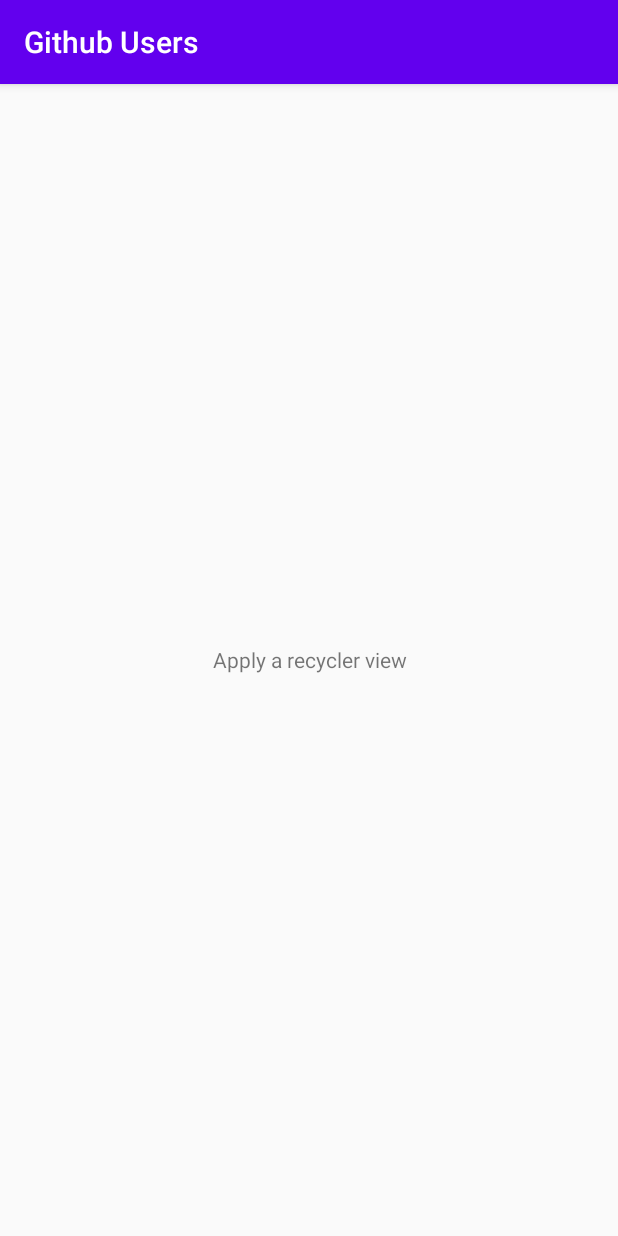
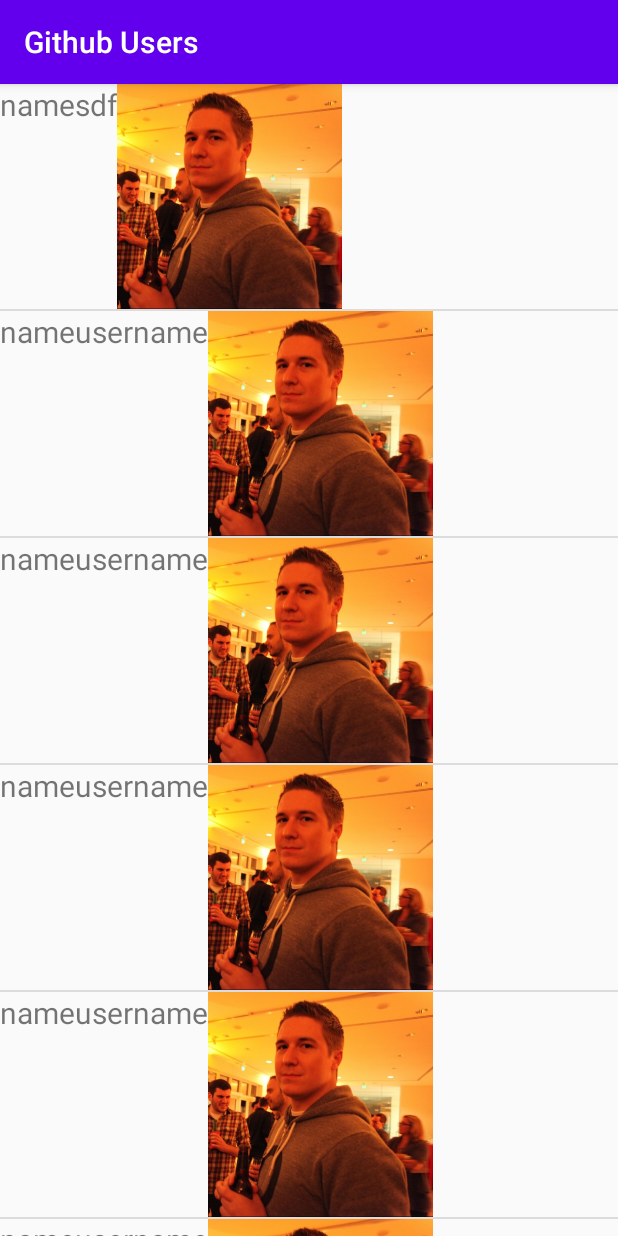
Before and after one commit to arifikhsan/FundamentalAndroidGithubUsers, an Android app: the screen it shows after launch (MainActivity), on a phone screen of 412 x 824 dp. Run offline under Robolectric (Android 15) with nearby library versions, the phone set to English and light mode, and no system bars.

Commit message:
list item running

```diff
--- a/app/src/main/AndroidManifest.xml
+++ b/app/src/main/AndroidManifest.xml
@@ -9,9 +9,9 @@
         android:roundIcon="@mipmap/ic_launcher_round"
         android:supportsRtl="true"
         android:theme="@style/AppTheme">
-        <activity android:name=".DetailActivity"></activity>
+        <activity android:name="com.example.fundamentalandroidgithubusers.screen.detail.DetailActivity"></activity>
         <activity
-            android:name=".MainActivity"
+            android:name=".screen.home.MainActivity"
             android:label="@string/app_name">
             <intent-filter>
                 <action android:name="android.intent.action.MAIN" />
--- a/app/src/main/java/com/example/fundamentalandroidgithubusers/GitHubUserAdapter.kt
+++ /dev/null
@@ -1,3 +0,0 @@
-package com.example.fundamentalandroidgithubusers
-
-class GitHubUserAdapter {}
--- a/app/src/main/java/com/example/fundamentalandroidgithubusers/MainActivity.kt
+++ /dev/null
@@ -1,14 +0,0 @@
-package com.example.fundamentalandroidgithubusers
-
-import android.os.Bundle
-import androidx.appcompat.app.AppCompatActivity
-import kotlinx.android.synthetic.main.activity_main.*
-
-class MainActivity : AppCompatActivity() {
-    override fun onCreate(savedInstanceState: Bundle?) {
-        super.onCreate(savedInstanceState)
-        setContentView(R.layout.activity_main)
-
-        textView.text = getString(R.string.message)
-    }
-}
--- /dev/null
+++ b/app/src/main/java/com/example/fundamentalandroidgithubusers/UserRepository.kt
@@ -0,0 +1,20 @@
+package com.example.fundamentalandroidgithubusers
+
+import com.example.fundamentalandroidgithubusers.model.GitHubUser
+
+class UserRepository {
+    public fun getUsers(): ArrayList<GitHubUser> {
+        return arrayListOf(
+            GitHubUser("sdf", "name", "avatar", "company", "location", 12, 23, 34),
+            GitHubUser("username", "name", "avatar", "company", "location", 12, 23, 34),
+            GitHubUser("username", "name", "avatar", "company", "location", 12, 23, 34),
+            GitHubUser("username", "name", "avatar", "company", "location", 12, 23, 34),
+            GitHubUser("username", "name", "avatar", "company", "location", 12, 23, 34),
+            GitHubUser("username", "name", "avatar", "company", "location", 12, 23, 34),
+            GitHubUser("username", "name", "avatar", "company", "location", 12, 23, 34),
+            GitHubUser("username", "name", "avatar", "company", "location", 12, 23, 34),
+            GitHubUser("username", "name", "avatar", "company", "location", 12, 23, 34),
+            GitHubUser("username", "name", "avatar", "company", "location", 12, 23, 34),
+        )
+    }
+}
--- a/app/src/main/java/com/example/fundamentalandroidgithubusers/GitHubUser.kt
+++ b/app/src/main/java/com/example/fundamentalandroidgithubusers/model/GitHubUser.kt
@@ -1,4 +1,4 @@
-package com.example.fundamentalandroidgithubusers
+package com.example.fundamentalandroidgithubusers.model
 
 data class GitHubUser(
     val username: String,
--- a/app/src/main/java/com/example/fundamentalandroidgithubusers/DetailActivity.kt
+++ b/app/src/main/java/com/example/fundamentalandroidgithubusers/screen/detail/DetailActivity.kt
@@ -1,7 +1,8 @@
-package com.example.fundamentalandroidgithubusers
+package com.example.fundamentalandroidgithubusers.screen.detail
 
 import androidx.appcompat.app.AppCompatActivity
 import android.os.Bundle
+import com.example.fundamentalandroidgithubusers.R
 
 class DetailActivity : AppCompatActivity() {
     override fun onCreate(savedInstanceState: Bundle?) {
--- /dev/null
+++ b/app/src/main/java/com/example/fundamentalandroidgithubusers/screen/home/GitHubUserAdapter.kt
@@ -0,0 +1,52 @@
+package com.example.fundamentalandroidgithubusers.screen.home
+
+import android.content.Context
+import android.view.LayoutInflater
+import android.view.View
+import android.view.ViewGroup
+import android.widget.BaseAdapter
+import android.widget.ImageView
+import android.widget.TextView
+import com.example.fundamentalandroidgithubusers.R
+import com.example.fundamentalandroidgithubusers.model.GitHubUser
+
+class GitHubUserAdapter internal constructor(private val context: Context) : BaseAdapter() {
+    internal var users = arrayListOf<GitHubUser>()
+
+    override fun getCount(): Int = users.size
+
+    override fun getItem(position: Int): Any = users[position]
+
+    override fun getItemId(position: Int): Long = position.toLong()
+
+    override fun getView(position: Int, convertView: View?, parent: ViewGroup?): View {
+        var itemView = convertView
+        if (itemView == null) {
+            itemView = LayoutInflater.from(context).inflate(R.layout.user_list_item, parent, false)
+        }
+
+        val viewHolder = ViewHolder(itemView as View)
+
+        val user = getItem(position) as GitHubUser
+        viewHolder.bind(user)
+        return itemView
+    }
+
+    private inner class ViewHolder internal constructor(view: View) {
+        private val textName: TextView = view.findViewById(R.id.text_name)
+        private val textUsername: TextView = view.findViewById(R.id.text_username)
+        private val imageAvatar: ImageView = view.findViewById(R.id.image_avatar)
+
+        internal fun bind(user: GitHubUser) {
+            textName.text = user.name
+            textUsername.text = user.username
+            imageAvatar.setImageResource(
+                context.resources.getIdentifier(
+                    "user1",
+                    "drawable",
+                    context.packageName
+                )
+            )
+        }
+    }
+}
--- /dev/null
+++ b/app/src/main/java/com/example/fundamentalandroidgithubusers/screen/home/MainActivity.kt
@@ -0,0 +1,30 @@
+package com.example.fundamentalandroidgithubusers.screen.home
+
+import android.os.Bundle
+import android.util.Log
+import android.widget.ListView
+import androidx.appcompat.app.AppCompatActivity
+import com.example.fundamentalandroidgithubusers.R
+import com.example.fundamentalandroidgithubusers.UserRepository
+
+class MainActivity : AppCompatActivity() {
+
+    private val names = arrayOf("aa", "bb", "cc")
+    private val repository: UserRepository = UserRepository()
+    private lateinit var adapter: GitHubUserAdapter
+
+    companion object {
+        const val TAG = "MainActivity"
+    }
+
+    override fun onCreate(savedInstanceState: Bundle?) {
+        super.onCreate(savedInstanceState)
+        setContentView(R.layout.activity_main)
+
+        val listView = findViewById<ListView>(R.id.list_users)
+        adapter = GitHubUserAdapter(this)
+        listView.adapter = adapter
+        adapter.users = repository.getUsers()
+    }
+
+}
--- a/app/src/main/res/layout/activity_detail.xml
+++ b/app/src/main/res/layout/activity_detail.xml
@@ -4,7 +4,19 @@
     xmlns:tools="http://schemas.android.com/tools"
     android:layout_width="match_parent"
     android:layout_height="match_parent"
-    tools:context=".DetailActivity">
+    tools:context=".screen.detail.DetailActivity">
+
+    <ImageView
+        android:id="@+id/image_avatar"
+        android:layout_width="wrap_content"
+        android:layout_height="wrap_content"
+        android:layout_marginTop="32dp"
+        android:contentDescription="@string/app_name"
+        android:scaleType="center"
+        app:layout_constraintEnd_toEndOf="parent"
+        app:layout_constraintStart_toStartOf="parent"
+        app:layout_constraintTop_toTopOf="parent"
+        tools:srcCompat="@tools:sample/avatars" />
 
     <TextView
         android:id="@+id/text_name"
@@ -14,7 +26,19 @@
         app:layout_constraintBottom_toBottomOf="parent"
         app:layout_constraintEnd_toEndOf="parent"
         app:layout_constraintStart_toStartOf="parent"
-        app:layout_constraintTop_toTopOf="parent"
+        app:layout_constraintTop_toBottomOf="@+id/image_avatar"
         tools:text="@sample/github_users.json/users/name" />
 
+    <TextView
+        android:id="@+id/text_username"
+        android:layout_width="wrap_content"
+        android:layout_height="wrap_content"
+        tools:text="@sample/github_users.json/users/username"
+        app:layout_constraintBottom_toTopOf="@+id/image_avatar"
+        app:layout_constraintEnd_toEndOf="parent"
+        app:layout_constraintHorizontal_bias="0.498"
+        app:layout_constraintStart_toStartOf="parent"
+        app:layout_constraintTop_toBottomOf="@+id/text_name"
+        app:layout_constraintVertical_bias="0.0" />
+
 </androidx.constraintlayout.widget.ConstraintLayout>
--- a/app/src/main/res/layout/activity_main.xml
+++ b/app/src/main/res/layout/activity_main.xml
@@ -4,20 +4,14 @@
     xmlns:tools="http://schemas.android.com/tools"
     android:layout_width="match_parent"
     android:layout_height="match_parent"
-    tools:context=".MainActivity">
+    tools:context=".screen.home.MainActivity">
 
-    <TextView
-        android:id="@+id/textView"
-        android:layout_width="0dp"
-        android:layout_height="0dp"
-        android:gravity="center"
-        android:text="TextView"
+    <ListView
+        android:id="@+id/list_users"
+        android:layout_width="match_parent"
+        android:layout_height="match_parent"
         app:layout_constraintBottom_toBottomOf="parent"
-        app:layout_constraintLeft_toLeftOf="parent"
-        app:layout_constraintRight_toRightOf="parent"
-        app:layout_constraintTop_toTopOf="parent"
-        tools:ignore="HardcodedText"
-        tools:layout_editor_absoluteX="177dp"
-        tools:layout_editor_absoluteY="355dp" />
-
+        app:layout_constraintEnd_toEndOf="parent"
+        app:layout_constraintStart_toStartOf="parent"
+        app:layout_constraintTop_toTopOf="parent" />
 </androidx.constraintlayout.widget.ConstraintLayout>
--- /dev/null
+++ b/app/src/main/res/layout/user_list_item.xml
@@ -0,0 +1,29 @@
+<?xml version="1.0" encoding="utf-8"?>
+<LinearLayout xmlns:android="http://schemas.android.com/apk/res/android"
+    xmlns:tools="http://schemas.android.com/tools"
+    android:layout_width="match_parent"
+    android:layout_height="match_parent">
+
+    <TextView
+        android:id="@+id/text_name"
+        android:layout_width="wrap_content"
+        android:layout_height="wrap_content"
+        android:textSize="20sp"
+        tools:text="@sample/github_users.json/users/name" />
+
+    <TextView
+        android:id="@+id/text_username"
+        android:layout_width="wrap_content"
+        android:layout_height="wrap_content"
+        android:textSize="20sp"
+        tools:text="@sample/github_users.json/users/username" />
+
+    <ImageView
+        android:id="@+id/image_avatar"
+        android:layout_width="150dp"
+        android:layout_height="150dp"
+        android:contentDescription="@string/app_name"
+        android:textSize="20sp"
+        tools:src="@sample/github_users.json/users/avatar" />
+
+</LinearLayout>
```
